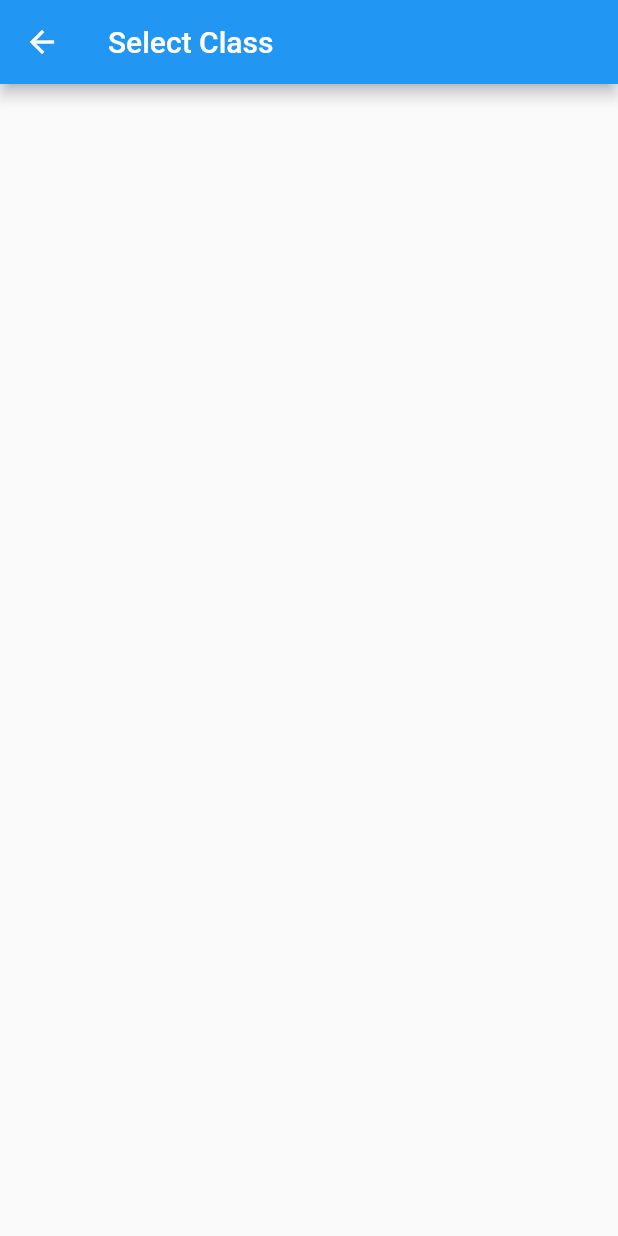
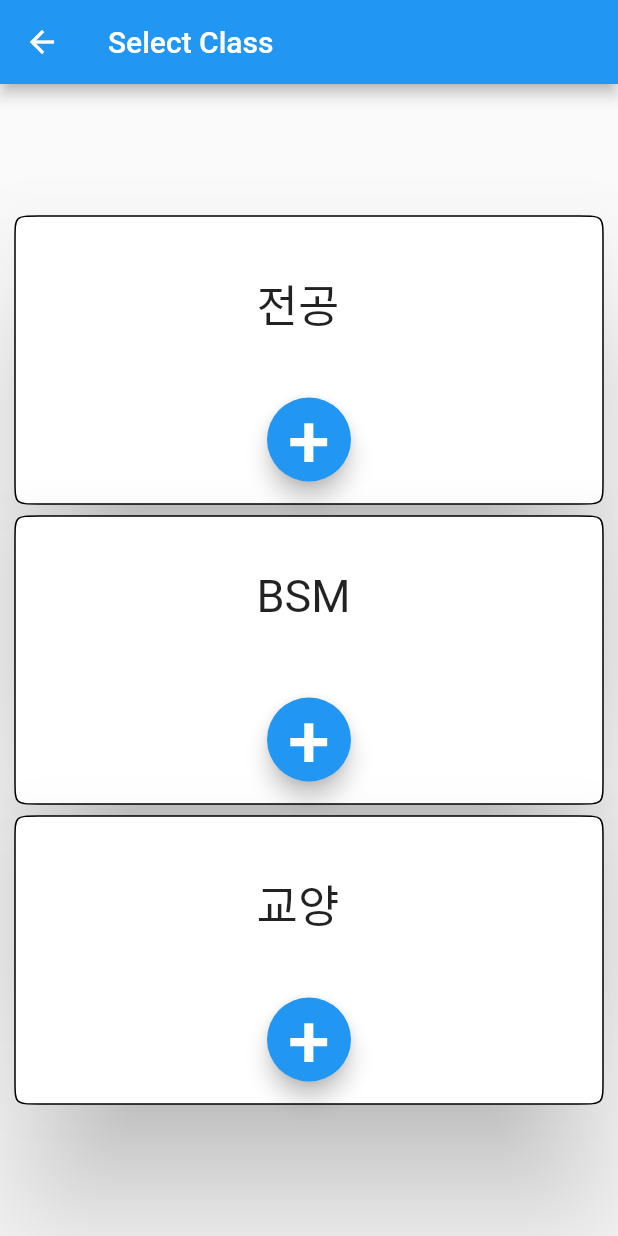
Before and after one commit to CAU-Mobile-Team4/causw_graduate, a Flutter app: the ClassSelection screen opened directly, on a phone screen of 412 x 824 dp. Run offline on Flutter 3.47's test engine with Material 2 defaults, Android fonts, the phone set to English and light mode, and no system bars.

Commit message:
디자인 제외 과목 선택페이지 까지 구현

```diff
--- a/lib/ClassSelectionPage.dart
+++ b/lib/ClassSelectionPage.dart
@@ -1,12 +1,132 @@
+import 'package:causw_graduate/BSMclassSelection.dart';
+import 'package:causw_graduate/GEclassSelectionPage.dart';
+import 'package:causw_graduate/MajorClassSelection.dart';
 import 'package:flutter/material.dart';
 
 class ClassSelection extends StatelessWidget {
-  const ClassSelection({super.key});
 
   @override
   Widget build(BuildContext context) {
     return Scaffold(
       appBar: AppBar(title: Text("Select Class"),),
+      body: Center(
+        child: Column(
+          mainAxisAlignment: MainAxisAlignment.center,
+          children: [
+            Center(
+              child: Stack(
+                children: [SizedBox(
+                  height: 200,width: 400,
+                  child: Card(
+                    shape: ContinuousRectangleBorder(
+                      borderRadius:
+                        BorderRadius.circular(16.0),
+                      side: BorderSide(width: 1.0)
+                    ),
+                    elevation: 40.0,
+                  ),
+                ),
+                  Positioned(
+                    top: 40,
+                    left: 165,
+                    right: 50,
+                    child: Text(
+                          "전공",style: TextStyle(fontSize: 30),
+                        ),
+                  ),
+                  Positioned(
+                    top: 125,
+                    left: 50,
+                    right: 50,
+                    child: FloatingActionButton(
+                        child: Text('+',style: TextStyle(fontSize: 50),),
+                        onPressed:(){
+                          Navigator.push(context, MaterialPageRoute(builder:
+                          (context)=> MajorClass()
+                      )
+                      );
+                    }),
+                  )
+              ]
+              ),
+            ),
+            Center(
+              child: Stack(
+                  children: [SizedBox(
+                    height: 200,width: 400,
+                    child: Card(
+                      shape: ContinuousRectangleBorder(
+                          borderRadius:
+                          BorderRadius.circular(16.0),
+                          side: BorderSide(width: 1.0)
+                      ),
+                      elevation: 40.0,
+                    ),
+                  ),
+                    Positioned(
+                      top: 40,
+                      left: 165,
+                      right: 50,
+                      child: Text(
+                        "BSM",style: TextStyle(fontSize: 30),
+                      ),
+                    ),
+                    Positioned(
+                      top: 125,
+                      left: 50,
+                      right: 50,
+                      child: FloatingActionButton(
+                          child: Text('+',style: TextStyle(fontSize: 50),),
+                          onPressed:(){
+                            Navigator.push(context, MaterialPageRoute(builder:
+                                (context)=> BSMclassSelection()
+                            )
+                            );
+                          }),
+                    )
+                  ]
+              ),
+            ),
+            Center(
+              child: Stack(
+                  children: [SizedBox(
+                    height: 200,width: 400,
+                    child: Card(
+                      shape: ContinuousRectangleBorder(
+                          borderRadius:
+                          BorderRadius.circular(16.0),
+                          side: BorderSide(width: 1.0)
+                      ),
+                      elevation: 40.0,
+                    ),
+                  ),
+                    Positioned(
+                      top: 40,
+                      left: 165,
+                      right: 50,
+                      child: Text(
+                        "교양",style: TextStyle(fontSize: 30),
+                      ),
+                    ),
+                    Positioned(
+                      top: 125,
+                      left: 50,
+                      right: 50,
+                      child: FloatingActionButton(
+                          child: Text('+',style: TextStyle(fontSize: 50),),
+                          onPressed:(){
+                            Navigator.push(context, MaterialPageRoute(builder:
+                                (context)=> SelectGEclass()
+                            )
+                            );
+                          }),
+                    )
+                  ]
+              ),
+            ),
+          ],
+        ),
+      )
     );
   }
 }
```
Also changed, not shown: lib/GraduateQualification.dart (+16 -0 lines), lib/InformationEntryPage.dart (+30 -9 lines), 1 other file.
